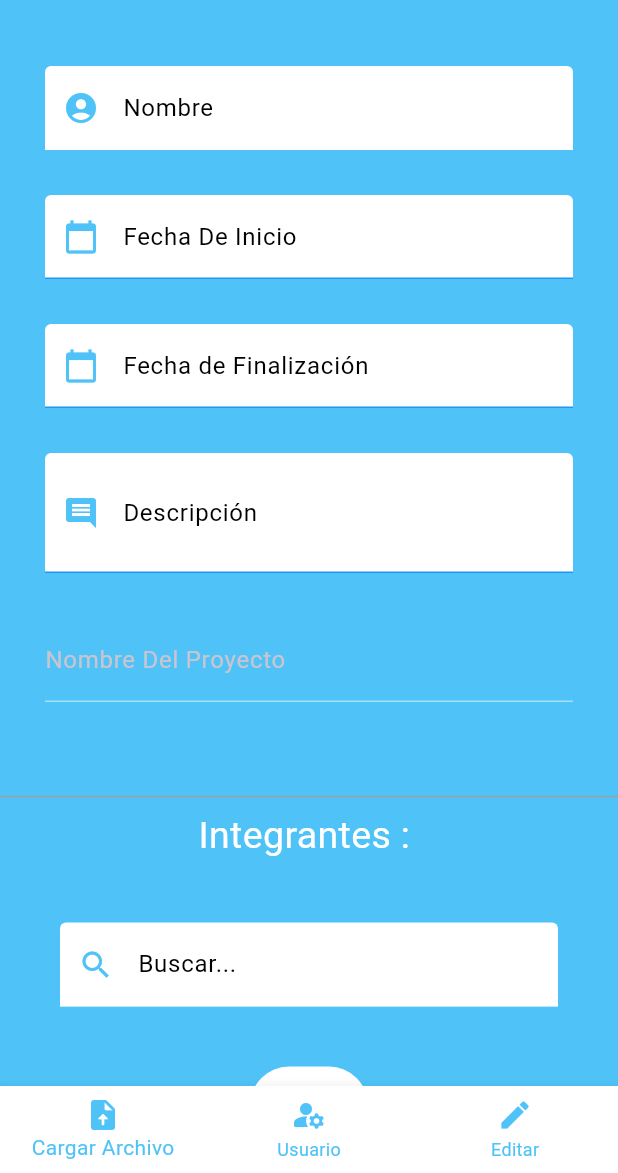
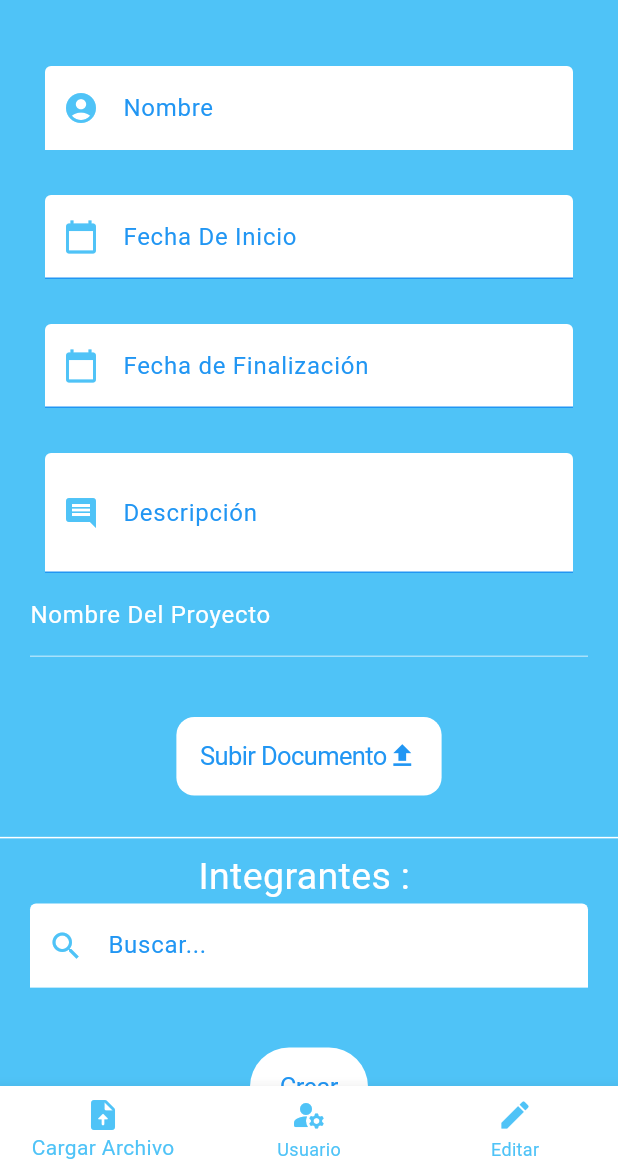
Before and after one commit to Zeustk/ManagerProject, a Flutter app: the Crear_Tareas screen opened directly, on a phone screen of 412 x 824 dp, the part 63-1236 px from its top. Run offline on Flutter 3.47's test engine with Material 3 defaults, Android fonts, the phone set to English and light mode, and no system bars; our stand-ins replace eva_icons_flutter, firebase_auth, firebase_core, font_awesome_flutter, get, google_sign_in and 1 more; missing offline and left inert: dart:ffi; accounts and stored records are empty; network calls fail; Roboto replaces fonts that are missing (addressCity).

Commit message:
boton crear tare

```diff
--- a/lib/src/data/providers/Tareas_Provider.dart
+++ b/lib/src/data/providers/Tareas_Provider.dart
@@ -1,6 +1,5 @@
 import 'package:manager_proyect/src/data/providers/Crud_Provider.dart';
 import 'package:manager_proyect/src/domain/models/Tareas_model.dart';
-
 
 class TareasProvider extends CrudProvider<TareasModel> {
   Future<String> registrarTarea(TareasModel tareaRecibida) async {
@@ -29,7 +28,6 @@ class TareasProvider extends CrudProvider<TareasModel> {
     try {
       return await actualizar(tarea, 'UpdateTarea');
     } catch (error) {
-
       print('Error al actualizar la Tarea: $error');
       return 'Error al actualizar la Tarea';
     }
@@ -39,7 +37,6 @@ Future<String> eliminarTareas(int id) async {
     try {
       return await eliminar(id, 'DeleteTareas');
     } catch (error) {
-
       print('Error al eliminar la Tarea');
       return 'Error al eliminar la Tarea';
     }
--- a/lib/src/environment/environment.dart
+++ b/lib/src/environment/environment.dart
@@ -1,3 +1,3 @@
 class Environment {
-  static const baseUrl = 'http://192.168.1.7:3000/api';
+  static const baseUrl = 'http://192.168.56.1:3000/api';
 }
--- a/lib/src/ui/Page/Tareas/crearTarea.dart
+++ b/lib/src/ui/Page/Tareas/crearTarea.dart
@@ -88,6 +88,7 @@ class _LabelsTareasState extends State<LabelsTareas> {
   @override
   Widget build(BuildContext context) {
     return SingleChildScrollView(
+      scrollDirection: Axis.vertical,
       child: SafeArea(
         child: Column(
           children: [
@@ -104,7 +105,7 @@ class _LabelsTareasState extends State<LabelsTareas> {
                       Icons.account_circle,
                       color: kSecondaryColor,
                     ),
-                    labelStyle: TextStyle(color: Colors.black),
+                    labelStyle: TextStyle(color: Colors.blue),
                     border: UnderlineInputBorder(
                       borderRadius: BorderRadius.circular(40),
                     )),
@@ -119,7 +120,7 @@ class _LabelsTareasState extends State<LabelsTareas> {
                     labelText: 'Fecha De Inicio',
                     filled: true,
                     fillColor: Colors.white,
-                    labelStyle: selecionarColor,
+                    labelStyle: TextStyle(color: Colors.blue),
                     prefixIcon: Icon(
                       Icons.calendar_today,
                       color: kSecondaryColor,
@@ -140,7 +141,7 @@ class _LabelsTareasState extends State<LabelsTareas> {
                 decoration: InputDecoration(
                     labelText: 'Fecha de Finalización',
                     filled: true,
-                    labelStyle: selecionarColor,
+                    labelStyle: TextStyle(color: Colors.blue),
                     fillColor: Colors.white,
                     prefixIcon: Icon(
                       Icons.calendar_today,
@@ -166,7 +167,7 @@ class _LabelsTareasState extends State<LabelsTareas> {
                   decoration: InputDecoration(
                     labelText: 'Descripción',
                     filled: true,
-                    labelStyle: selecionarColor,
+                    labelStyle: TextStyle(color: Colors.blue),
                     fillColor: Colors.white,
                     prefixIcon: Icon(
                       Icons.comment,
@@ -182,7 +183,7 @@ class _LabelsTareasState extends State<LabelsTareas> {
               ),
             ),
             Padding(
-              padding: const EdgeInsets.all(30.0),
+              padding: const EdgeInsets.only(left: 20, right: 20, bottom: 40),
               child: Autocomplete<String>(
                 optionsBuilder: (TextEditingValue textEditingValue) {
                   if (textEditingValue.text.isEmpty) {
@@ -207,8 +208,10 @@ class _LabelsTareasState extends State<LabelsTareas> {
                   return TextField(
                     controller: textEditingController,
                     focusNode: focusNode,
-                    decoration:
-                        InputDecoration(labelText: 'Nombre Del Proyecto'),
+                    decoration: InputDecoration(
+                      labelStyle: TextStyle(color: Colors.white),
+                      labelText: 'Nombre Del Proyecto',
+                    ),
                   );
                 },
                 optionsViewBuilder: (BuildContext context,
@@ -219,11 +222,13 @@ class _LabelsTareasState extends State<LabelsTareas> {
                   return Align(
                     alignment: Alignment.topLeft,
                     child: Material(
+                      color: Colors.white70,
                       elevation: 4.0,
                       child: SizedBox(
+                        width: 200,
                         height: listViewHeight,
                         child: ListView.builder(
-                          padding: EdgeInsets.all(8.0),
+                          padding: EdgeInsets.all(10.0),
                           itemCount: options.length,
                           itemBuilder: (BuildContext context, int index) {
                             final String option = options.elementAt(index);
@@ -232,7 +237,8 @@ class _LabelsTareasState extends State<LabelsTareas> {
                                 onSelected(option);
                               },
                               child: ListTile(
-                                title: Text(option),
+                                title: Text(option,
+                                    style: TextStyle(color: Colors.blue)),
                               ),
                             );
                           },
@@ -243,8 +249,27 @@ class _LabelsTareasState extends State<LabelsTareas> {
                 },
               ),
             ),
-            SizedBox(height: 25),
-            Divider(color: Colors.grey),
+            CupertinoButton(
+              onPressed: () {},
+              color: Colors.white,
+              padding: EdgeInsets.all(16),
+              child: Row(
+                mainAxisSize: MainAxisSize.min,
+                mainAxisAlignment: MainAxisAlignment.center,
+                children: [
+                  Text(
+                    'Subir Documento',
+                    style: TextStyle(color: Colors.blue),
+                  ),
+                  Icon(
+                    Icons.file_upload,
+                    color: Colors.blue,
+                  )
+                ],
+              ),
+            ),
+            SizedBox(height: 20),
+            Divider(color: Colors.white),
             Text(
               'Integrantes : ',
               style: TextStyle(
@@ -252,8 +277,11 @@ class _LabelsTareasState extends State<LabelsTareas> {
                   fontSize: 25,
                   fontFamily: AutofillHints.addressCity),
             ),
+            Stack(
+              children: [],
+            ),
             Padding(
-              padding: const EdgeInsets.all(40.0),
+              padding: const EdgeInsets.only(left: 20, right: 20, bottom: 40),
               child: Autocomplete<String>(
                 optionsBuilder: (TextEditingValue textEditingValue) {
                   if (textEditingValue.text.isEmpty) {
@@ -290,7 +318,7 @@ class _LabelsTareasState extends State<LabelsTareas> {
                         Icons.search,
                         color: kSecondaryColor,
                       ),
-                      labelStyle: TextStyle(color: Colors.black),
+                      labelStyle: TextStyle(color: Colors.blue),
                       border: UnderlineInputBorder(
                         borderRadius: BorderRadius.circular(40),
                       ),
@@ -330,15 +358,20 @@ class _LabelsTareasState extends State<LabelsTareas> {
                 },
               ),
             ),
-            CupertinoButton(
-              onPressed: () {
-                registrarTarea();
-              },
-              alignment: Alignment.bottomCenter,
-              color: Colors.white,
-              borderRadius: BorderRadius.circular(40),
-              child: const Text('Crear'),
-            )
+            Container(
+              padding: EdgeInsets.only(left: 20, right: 20, bottom: 50),
+              child: CupertinoButton(
+                onPressed: () {
+                  registrarTarea();
+                },
+                color: Colors.white,
+                borderRadius: BorderRadius.circular(40),
+                child: const Text(
+                  'Crear',
+                  style: TextStyle(color: Colors.blue),
+                ),
+              ),
+            ),
           ],
         ),
       ),
```
Also changed, not shown: lib/src/ui/auth/LoginScreen.dart (+6 -6 lines). Lines whose indentation alone changed are shown as unchanged.
